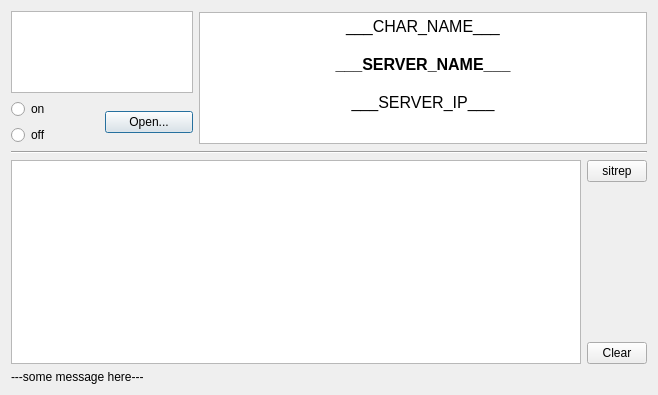
This is plugin/DayzServerIp.ui in dehesselle/dayzsrvip as Qt 5 draws it before an edit. The edited form follows.
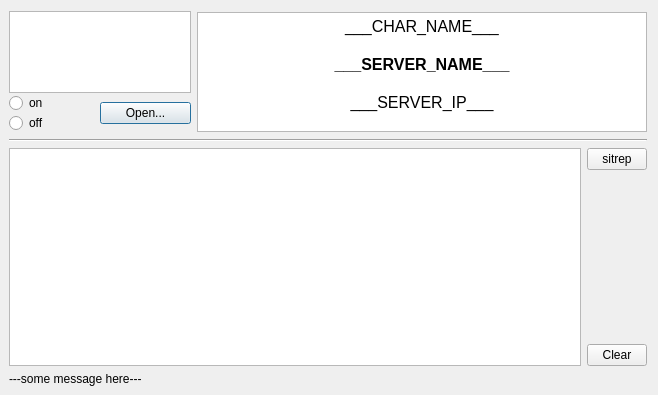
This is the edited form.

```diff
--- a/plugin/DayzServerIp.ui
+++ b/plugin/DayzServerIp.ui
@@ -19,11 +19,26 @@
   <property name="windowTitle">
    <string>DayZ Server IP</string>
   </property>
-  <layout class="QVBoxLayout" name="verticalLayout">
+  <layout class="QVBoxLayout" name="verticalLayout" stretch="0,0,2,0">
+   <property name="spacing">
+    <number>6</number>
+   </property>
+   <property name="leftMargin">
+    <number>9</number>
+   </property>
+   <property name="bottomMargin">
+    <number>9</number>
+   </property>
    <item>
     <layout class="QHBoxLayout" name="hlUpper" stretch="0,0">
+     <property name="spacing">
+      <number>6</number>
+     </property>
      <item>
       <layout class="QVBoxLayout" name="verticalLayout_2" stretch="1,0">
+       <property name="spacing">
+        <number>0</number>
+       </property>
        <item>
         <widget class="QGraphicsView" name="gvLogo">
          <property name="sizePolicy">
@@ -42,8 +57,14 @@
        </item>
        <item>
         <layout class="QHBoxLayout" name="horizontalLayout_4">
+         <property name="spacing">
+          <number>0</number>
+         </property>
          <item>
-          <layout class="QVBoxLayout" name="verticalLayout_3">
+          <layout class="QVBoxLayout" name="verticalLayout_3" stretch="0,0">
+           <property name="spacing">
+            <number>0</number>
+           </property>
            <item>
             <widget class="QRadioButton" name="rbOn">
              <property name="text">
@@ -82,7 +103,7 @@
        <property name="maximumSize">
         <size>
          <width>16777215</width>
-         <height>132</height>
+         <height>120</height>
         </size>
        </property>
        <property name="html">
```
